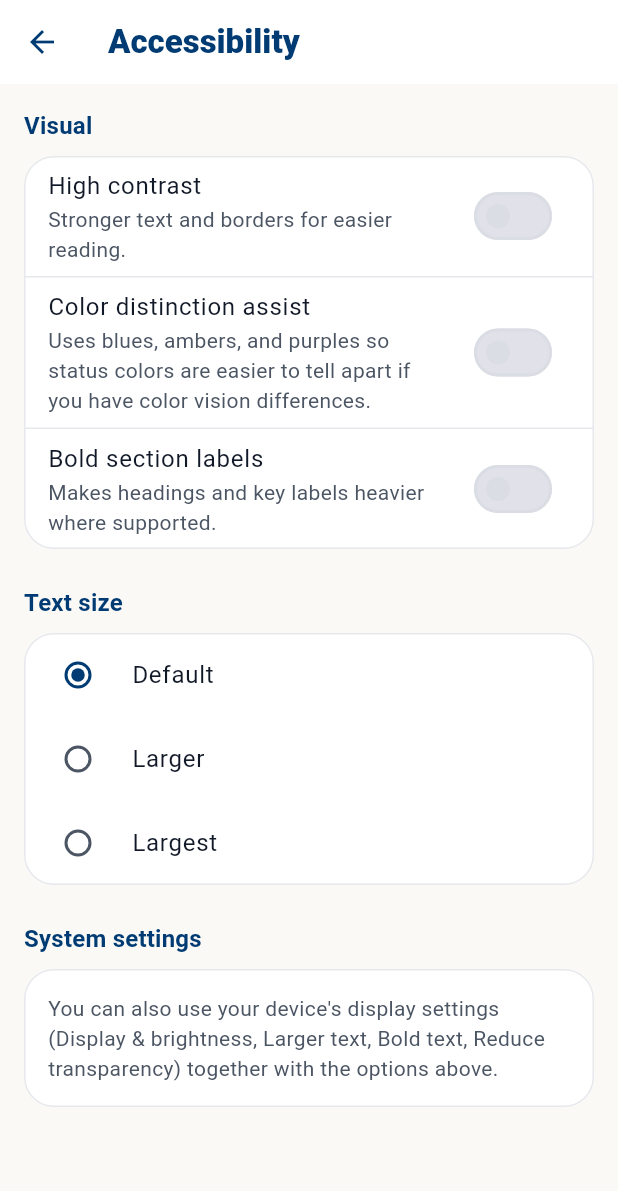
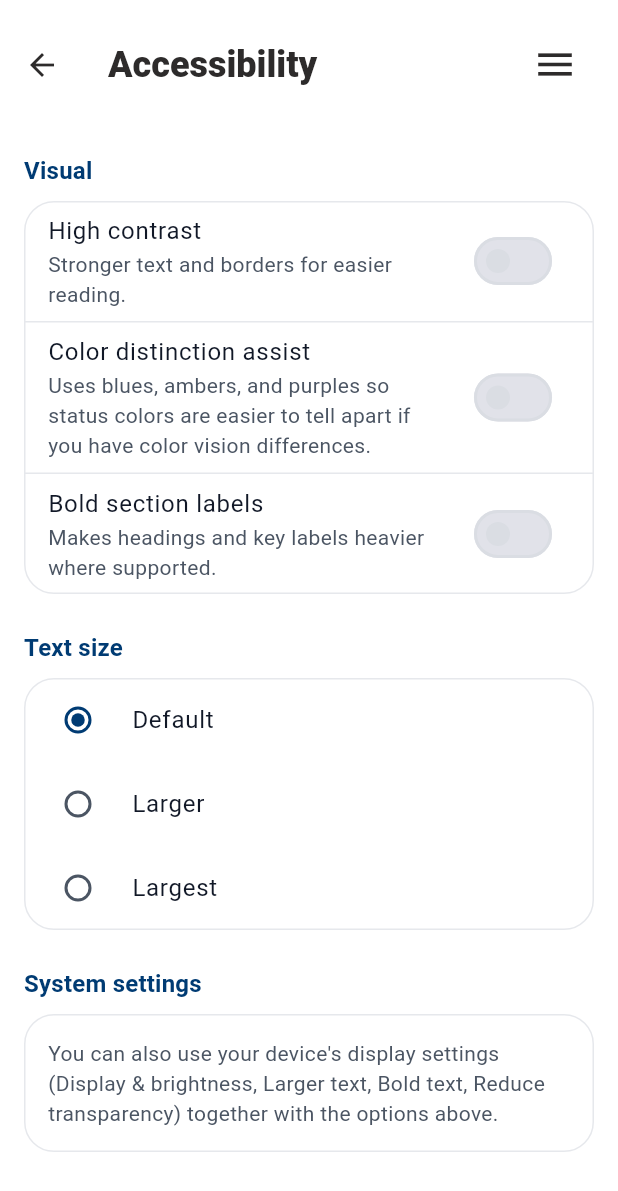
Before and after one commit to imhayflo/fbla-app, a Flutter app: the AccessibilitySettingsScreen screen opened directly, on a phone screen of 412 x 824 dp. Shown: the top 1191 px of the screen. Run offline on Flutter 3.47's test engine with Material 3 defaults, Android fonts, the phone set to English and light mode, and no system bars; our stand-ins replace cloud_firestore, cloud_functions, firebase_auth, firebase_core, share_plus, shared_preferences and 1 more; accounts and stored records are empty.

Commit message:
PLS WORK

```diff
--- a/lib/screens/home_screen.dart
+++ b/lib/screens/home_screen.dart
@@ -16,7 +16,9 @@ import '../models/event.dart';
 import '../models/announcement.dart';
 
 class HomeScreen extends StatefulWidget {
-  const HomeScreen({super.key});
+  final int initialIndex;
+
+  const HomeScreen({super.key, this.initialIndex = 0});
 
   @override
   State<HomeScreen> createState() => _HomeScreenState();
@@ -33,6 +35,7 @@ class _HomeScreenState extends State<HomeScreen> {
   @override
   void initState() {
     super.initState();
+    _selectedIndex = widget.initialIndex;
     // Pre-create all screens so their StreamBuilders connect early
     _screens = [
       DashboardTab(navigateToTab: _onItemTapped),
--- a/lib/widgets/fbla_app_bar.dart
+++ b/lib/widgets/fbla_app_bar.dart
@@ -1,5 +1,7 @@
 import 'package:flutter/material.dart';
+import 'package:fbla_member_app/screens/home_screen.dart';
 import 'package:fbla_member_app/theme/fbla_colors.dart';
+import 'package:fbla_member_app/widgets/app_chrome.dart';
 
 class FblaAppBar {
   FblaAppBar._();
@@ -9,45 +11,56 @@ class FblaAppBar {
     required String title,
     List<Widget>? actions,
     Widget? leading,
+    bool showPrototypeMenu = true,
   }) {
-    final isDark = Theme.of(context).brightness == Brightness.dark;
-    final barFg = isDark ? Colors.white : FblaColors.navy;
-    final barBg = isDark ? const Color(0xFF1C1C1E) : Colors.white;
     final canPop = ModalRoute.of(context)?.canPop ?? false;
+    final menuAction = IconButton(
+      tooltip: 'Open menu',
+      onPressed: () {
+        showFblaPrototypeMenu(
+          context,
+          onNavigate: (index) {
+            Navigator.pop(context);
+            Navigator.of(context).pushReplacement(
+              MaterialPageRoute(
+                builder: (_) => HomeScreen(initialIndex: index),
+              ),
+            );
+          },
+        );
+      },
+      icon: const Icon(Icons.menu, size: 30, color: FblaColors.text),
+    );
+
     return AppBar(
+      toolbarHeight: 86,
       leading: leading ??
           (canPop
               ? null
-              : Padding(
-                  padding: const EdgeInsets.only(left: 14, top: 9, bottom: 9),
-                  child: Container(
-                    decoration: BoxDecoration(
-                      color: Colors.white,
-                      borderRadius: BorderRadius.circular(12),
-                      border: Border.all(
-                        color: FblaColors.gold.withOpacity(0.7),
-                      ),
-                    ),
-                    padding: const EdgeInsets.all(5),
-                    child: Image.asset('assets/fbla_logo.png',
-                        fit: BoxFit.contain),
-                  ),
+              : const Padding(
+                  padding: EdgeInsets.only(left: 18),
+                  child: FblaPrototypeHeaderMark(),
                 )),
+      leadingWidth: canPop ? null : 96,
       title: Text(
         title,
-        style: TextStyle(
-          color: barFg,
-          fontSize: 22,
-          fontWeight: FontWeight.w800,
+        style: const TextStyle(
+          color: FblaColors.text,
+          fontSize: 24,
+          fontWeight: FontWeight.w900,
         ),
       ),
-      backgroundColor: barBg,
-      foregroundColor: barFg,
+      backgroundColor: Colors.white,
+      foregroundColor: FblaColors.text,
       surfaceTintColor: Colors.transparent,
       elevation: 0,
       shadowColor: Colors.transparent,
       scrolledUnderElevation: 0,
-      actions: actions,
+      actions: [
+        ...?actions,
+        if (showPrototypeMenu) menuAction,
+        const SizedBox(width: 18),
+      ],
     );
   }
 }
--- a/lib/widgets/fbla_screen_shell.dart
+++ b/lib/widgets/fbla_screen_shell.dart
@@ -1,4 +1,5 @@
 import 'package:flutter/material.dart';
+
 /// Plain content layer matching the clean prototype screens.
 class FblaScreenShell extends StatelessWidget {
   final Widget child;
@@ -7,9 +8,8 @@ class FblaScreenShell extends StatelessWidget {
 
   @override
   Widget build(BuildContext context) {
-    final surface = Theme.of(context).scaffoldBackgroundColor;
     return ColoredBox(
-      color: surface,
+      color: Colors.white,
       child: child,
     );
   }
```
Also changed, not shown: lib/widgets/app_chrome.dart (+181 -0 lines).
